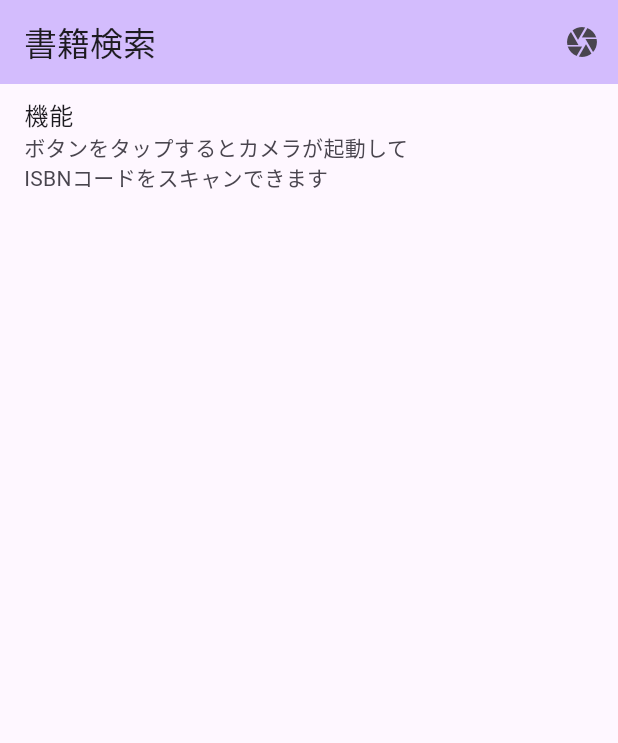
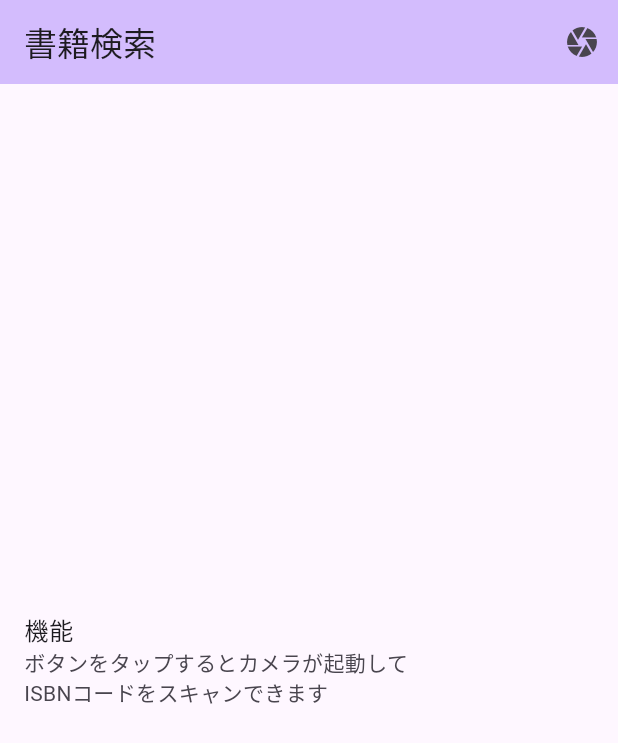
Before and after one commit to kobayashi-shota/flutter_study, a Flutter app: the screen it shows after launch, on a phone screen of 412 x 824 dp. Shown: the top 743 px of the screen. Run offline on Flutter 3.47's test engine with Material 2 defaults, Android fonts, the phone set to English and light mode, and no system bars; our stand-ins replace webview_flutter; missing offline and left inert: barcode_scan2.

Commit message:
fix: 不要なColumnの削除

```diff
--- a/lib/presentation/screen/search_books_top_screen.dart
+++ b/lib/presentation/screen/search_books_top_screen.dart
@@ -34,9 +34,7 @@ class SearchBooksTopScreenState extends State<SearchBooksTopScreen> {
       ),
       body: SafeArea(
         child: Center(
-          child: Column(
-            children: [
-              ListView(
+          child: ListView(
             shrinkWrap: true,
             children: <Widget>[
               const ListTile(
@@ -75,8 +73,6 @@ class SearchBooksTopScreenState extends State<SearchBooksTopScreen> {
                       ),
                     ],
                   ),
-                    ),
-                ],
                 ),
             ],
           ),
```
Lines whose indentation alone changed are shown as unchanged.
